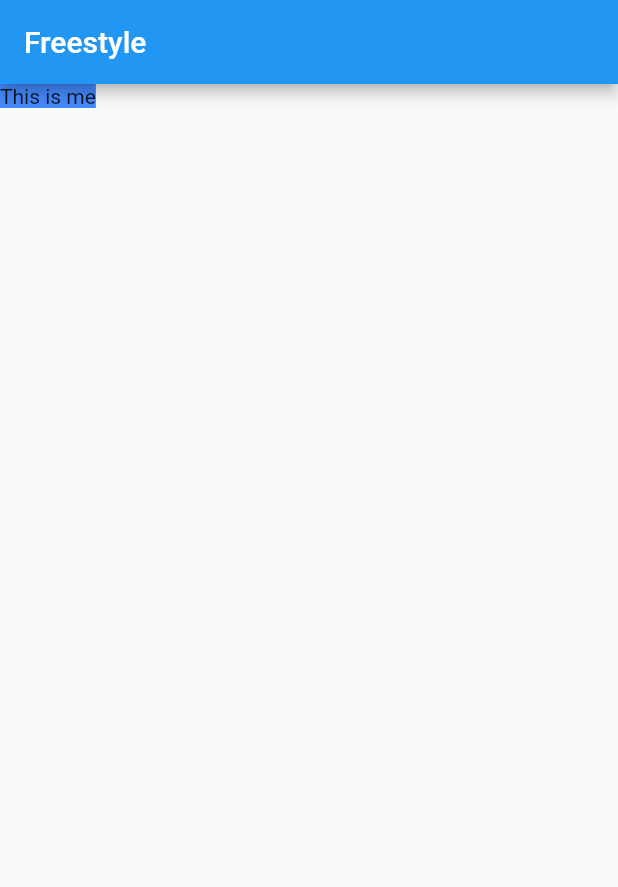
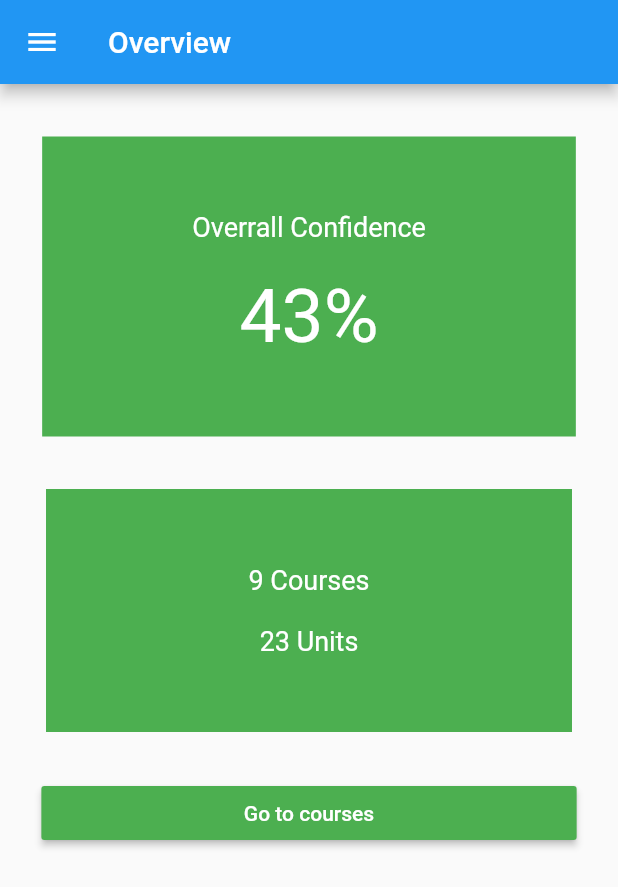
Before and after one commit to Vicradon/coursefidence, a Flutter app: the screen it shows after launch, on a phone screen of 412 x 824 dp. Shown: the top 887 px of the screen. Run offline on Flutter 3.47's test engine with Material 2 defaults, Android fonts, the phone set to English and light mode, and no system bars.

```diff
--- a/lib/home.dart
+++ /dev/null
@@ -1,58 +0,0 @@
-import 'package:flutter/material.dart';
-// import 'package:flutter/rendering.dart';
-// import 'package:provider/provider.dart';
-
-// import 'network_status.dart';
-
-class Home extends StatefulWidget {
-  Home() : super();
-
-  @override
-  HomeState createState() => HomeState();
-}
-
-class HomeState extends State<Home> {
-
-  @override
-  Widget build(BuildContext context) {
-    final shortestSide = MediaQuery.of(context).size.shortestSide;
-    final isMobileLayout = shortestSide<600;
-    final orientation = MediaQuery.of(context).orientation;
-    // Get our connection status from the provider
-   // var connectionStatus = Provider.of<ConnectivityStatus>(context);
-        return Scaffold(
-      appBar: AppBar(
-        title: Text("Freestyle"),
-      ),
-      body: isMobileLayout
-          ? phoneUI(orientation)
-          : tabletUI(orientation),
-    );
-//    return Scaffold(
-//      appBar: AppBar(
-//        title: Text("Freestyle"),
-//      ),
-//      body: connectionStatus == ConnectivityStatus.WiFi
-//          ? phoneUI(orientation)
-//          : connectionStatus == ConnectivityStatus.Cellular? tabletUI(orientation):offlineUI(orientation),
-//    );
-  }
-}
-
-phoneUI(Orientation orientation) {
-  return Container(
-    color: Colors.blueAccent,
-    child: Text("This is me"),
-  );
-}
-
-tabletUI(Orientation orientation) {
-  return Container(
-    color: Colors.green,
-  );
-}
-offlineUI(Orientation orientation) {
-  return Container(
-    color: Colors.black,
-  );
-}
--- a/lib/main.dart
+++ b/lib/main.dart
@@ -1,113 +1,19 @@
 import 'package:flutter/material.dart';
+// import 'package:coursefindence/pages/auth.dart';
+import 'package:coursefindence/pages/overview.dart';
 
-import 'home.dart';
+void main() {
+  runApp(App());
+}
 
-void main() => runApp(MyApp());
-
-class MyApp extends StatelessWidget {
-  // This widget is the root of your application.
-  @override
-  Widget build(BuildContext context) {
+class App extends StatelessWidget {
+  Widget build(BuildContext context){
     return MaterialApp(
-      title: 'Flutter Demo',
-      theme: ThemeData(
-        // This is the theme of your application.
-        //
-        // Try running your application with "flutter run". You'll see the
-        // application has a blue toolbar. Then, without quitting the app, try
-        // changing the primarySwatch below to Colors.green and then invoke
-        // "hot reload" (press "r" in the console where you ran "flutter run",
-        // or simply save your changes to "hot reload" in a Flutter IDE).
-        // Notice that the counter didn't reset back to zero; the application
-        // is not restarted.
-        primarySwatch: Colors.blue,
-      ),
-      home: Home(),
+      initialRoute: '/',
+      routes: {
+        // '/': (BuildContext context) => Auth(),
+        '/': (BuildContext context) => Overview(),
+      }
     );
   }
 }
-
-class MyHomePage extends StatefulWidget {
-  MyHomePage({Key key, this.title}) : super(key: key);
-
-  // This widget is the home page of your application. It is stateful, meaning
-  // that it has a State object (defined below) that contains fields that affect
-  // how it looks.
-
-  // This class is the configuration for the state. It holds the values (in this
-  // case the title) provided by the parent (in this case the App widget) and
-  // used by the build method of the State. Fields in a Widget subclass are
-  // always marked "final".
-
-  final String title;
-
-  @override
-  _MyHomePageState createState() => _MyHomePageState();
-}
-
-class _MyHomePageState extends State<MyHomePage> {
-  int _counter = 0;
-
-  void _incrementCounter() {
-    setState(() {
-      // This call to setState tells the Flutter framework that something has
-      // changed in this State, which causes it to rerun the build method below
-      // so that the display can reflect the updated values. If we changed
-      // _counter without calling setState(), then the build method would not be
-      // called again, and so nothing would appear to happen.
-      _counter++;
-    });
-  }
-
-  @override
-  Widget build(BuildContext context) {
-    // This method is rerun every time setState is called, for instance as done
-    // by the _incrementCounter method above.
-    //
-    // The Flutter framework has been optimized to make rerunning build methods
-    // fast, so that you can just rebuild anything that needs updating rather
-    // than having to individually change instances of widgets.
-    return Scaffold(
-      appBar: AppBar(
-        // Here we take the value from the MyHomePage object that was created by
-        // the App.build method, and use it to set our appbar title.
-        title: Text(widget.title),
-      ),
-      body: Center(
-        // Center is a layout widget. It takes a single child and positions it
-        // in the middle of the parent.
-        child: Column(
-          // Column is also layout widget. It takes a list of children and
-          // arranges them vertically. By default, it sizes itself to fit its
-          // children horizontally, and tries to be as tall as its parent.
-          //
-          // Invoke "debug painting" (press "p" in the console, choose the
-          // "Toggle Debug Paint" action from the Flutter Inspector in Android
-          // Studio, or the "Toggle Debug Paint" command in Visual Studio Code)
-          // to see the wireframe for each widget.
-          //
-          // Column has various properties to control how it sizes itself and
-          // how it positions its children. Here we use mainAxisAlignment to
-          // center the children vertically; the main axis here is the vertical
-          // axis because Columns are vertical (the cross axis would be
-          // horizontal).
-          mainAxisAlignment: MainAxisAlignment.center,
-          children: <Widget>[
-            Text(
-              'You have pushed the button this many times:',
-            ),
-            Text(
-              '$_counter',
-              style: Theme.of(context).textTheme.headline4,
-            ),
-          ],
-        ),
-      ),
-      floatingActionButton: FloatingActionButton(
-        onPressed: _incrementCounter,
-        tooltip: 'Increment',
-        child: Icon(Icons.add),
-      ), // This trailing comma makes auto-formatting nicer for build methods.
-    );
-  }
-}
--- a/lib/network_status.dart
+++ /dev/null
@@ -1,7 +0,0 @@
-
-
-enum ConnectivityStatus {
-  WiFi,
-  Cellular,
-  Offline
-}
--- /dev/null
+++ b/lib/pages/overview.dart
@@ -0,0 +1,66 @@
+import 'package:flutter/material.dart';
+import 'package:coursefindence/pages/courses.dart';
+
+class Overview extends StatelessWidget {
+  final courseTextStyle = TextStyle(fontSize: 18, color: Colors.white);
+  final confidenceTextStyle = TextStyle(fontSize: 50, color: Colors.white);
+  @override
+  Widget build(BuildContext context) {
+    return Scaffold(
+      appBar: AppBar(
+        title: Text("Overview"),
+      ),
+      drawer: Drawer(
+
+      ),
+      body: Container(
+        alignment: Alignment.center,
+        child: Column(
+          children: <Widget>[
+            Container(
+              padding: EdgeInsets.symmetric(horizontal: 100.0, vertical: 50.0),
+              margin: EdgeInsets.symmetric(horizontal: 0, vertical: 35.0),
+              color: Colors.green,
+              child: Column(
+                children: <Widget>[
+                  Text("Overrall Confidence", style: courseTextStyle),
+                  SizedBox(height: 20),
+                  Text(
+                    "43\%",
+                    style: confidenceTextStyle,
+                  )
+                ],
+              ),
+            ),
+            Container(
+              padding: EdgeInsets.symmetric(horizontal: 135.0, vertical: 50.0),
+              margin: EdgeInsets.only(bottom: 30),
+              color: Colors.green,
+              child: Column(
+                children: <Widget>[
+                  Text("9 Courses", style: courseTextStyle),
+                  SizedBox(height: 20),
+                  Text("23 Units", style: courseTextStyle)
+                ],
+              ),
+            ),
+            RaisedButton(
+              onPressed: () {
+                Route route =
+                    MaterialPageRoute(builder: (context) => Courses());
+                Navigator.push(context, route);
+                // Navigator.pushNamed(context, '/courses');
+              },
+              padding: EdgeInsets.symmetric(horizontal: 135),
+              color: Colors.green,
+              child: Text(
+                "Go to courses",
+                style: TextStyle(color: Colors.white),
+              ),
+            )
+          ],
+        ),
+      ),
+    );
+  }
+}
--- /dev/null
+++ b/lib/utils/courseDS.dart
@@ -0,0 +1,17 @@
+class CourseDS {
+  String name;
+  int confidence;
+  int units;
+
+  set nameChange(String newName){
+    this.name = newName;
+  }
+  set confidenceChange(int newConfidence){
+    this.confidence = newConfidence;
+  }
+  set unitsChange(int newUnits){
+    this.units = newUnits;
+  }
+  CourseDS({this.name, this.confidence, this.units});
+
+}
--- a/pubspec.yaml
+++ b/pubspec.yaml
@@ -1,4 +1,4 @@
-name: multiscreen_app
+name: coursefindence
 description: A new Flutter project.
 
 # The following defines the version and build number for your application.
```
Also changed, not shown: lib/pages/auth.dart (added, +32 -0 lines), lib/pages/courses.dart (added, +93 -0 lines), lib/services/network_service.dart (deleted, +0 -32 lines), 1 other file.
